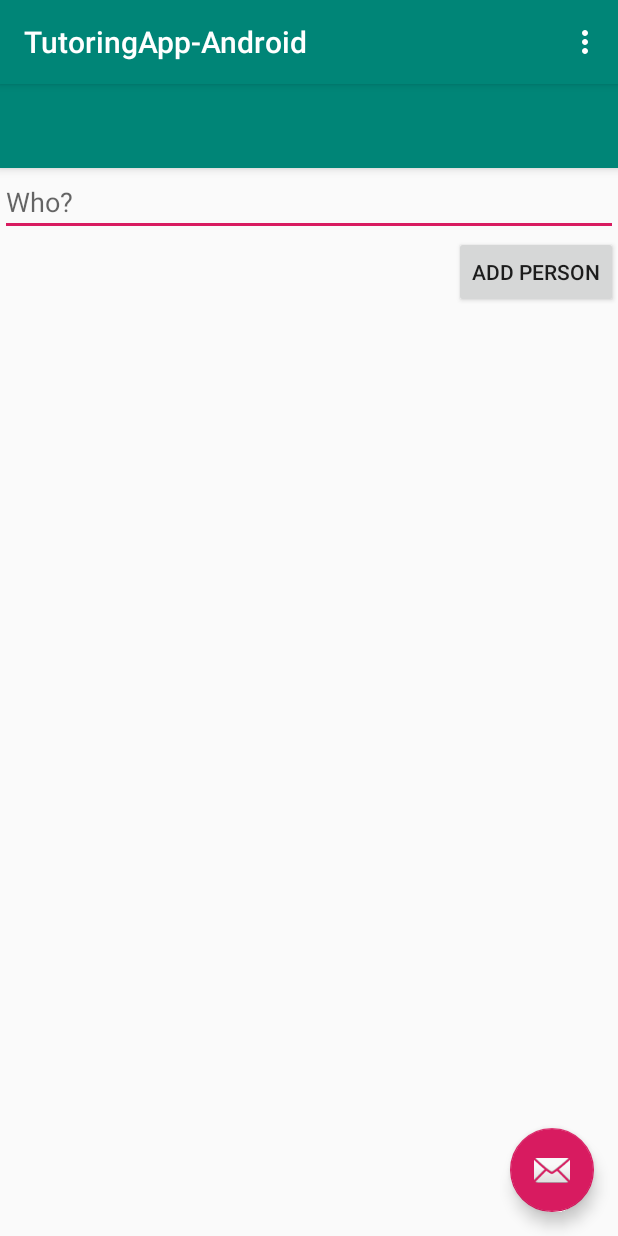
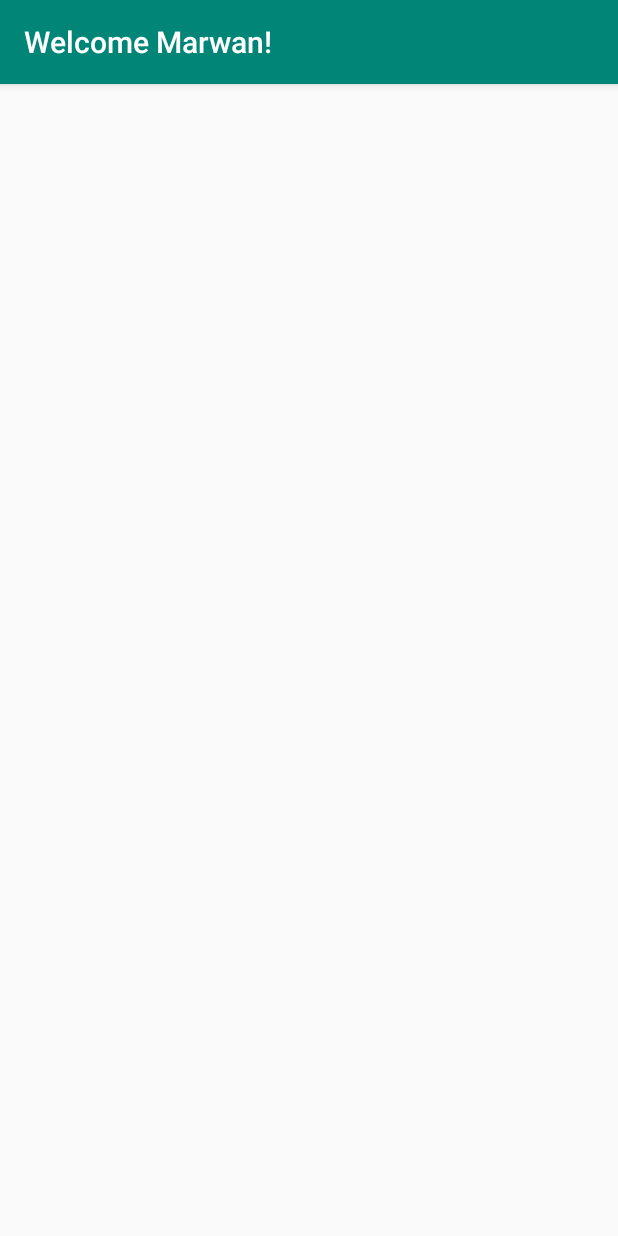
Before and after one commit to tcoza/project-group-6-copy, an Android app: the screen it shows after launch (MainActivity), after a tap on "SIGN IN", on a phone screen of 412 x 824 dp. Run offline under Robolectric (Android 15) with nearby library versions, the phone set to English and light mode, and no system bars; libraries missing offline, so code that uses them is left out: com.loopj.android, cz.msebera.android.

Commit message:
MainActivity displays 'Welcome {username}'

```diff
--- a/TutoringApp-Android/app/src/main/java/ca/mcgill/ecse321/tutoringapp/MainActivity.java
+++ b/TutoringApp-Android/app/src/main/java/ca/mcgill/ecse321/tutoringapp/MainActivity.java
@@ -10,6 +10,7 @@ import com.loopj.android.http.RequestParams;
 import androidx.appcompat.app.AppCompatActivity;
 import androidx.appcompat.widget.Toolbar;
 
+import android.util.Log;
 import android.view.View;
 import android.view.Menu;
 import android.view.MenuItem;
@@ -27,7 +28,10 @@ public class MainActivity extends AppCompatActivity {
     protected void onCreate(Bundle savedInstanceState) {
         super.onCreate(savedInstanceState);
         setContentView(R.layout.activity_main);
-        Toolbar toolbar = findViewById(R.id.toolbar);
+
+        getSupportActionBar().setTitle("Welcome " + getIntent().getStringExtra(Login.USERNAME) + "!");
+
+        /* Toolbar toolbar = findViewById(R.id.toolbar);
         setSupportActionBar(toolbar);
 
         FloatingActionButton fab = findViewById(R.id.fab);
@@ -38,9 +42,10 @@ public class MainActivity extends AppCompatActivity {
                         .setAction("Action", null).show();
             }
         });
-        refreshErrorMessage();
+        refreshErrorMessage(); */
     }
 
+    /*
     @Override
     public boolean onCreateOptionsMenu(Menu menu) {
         // Inflate the menu; this adds items to the action bar if it is present.
@@ -94,5 +99,5 @@ public class MainActivity extends AppCompatActivity {
                 refreshErrorMessage();
             }
         });
-    }
+    }*/
 }
--- a/TutoringApp-Android/app/src/main/res/layout/activity_main.xml
+++ b/TutoringApp-Android/app/src/main/res/layout/activity_main.xml
@@ -1,33 +1,7 @@
 <?xml version="1.0" encoding="utf-8"?>
-<androidx.coordinatorlayout.widget.CoordinatorLayout xmlns:android="http://schemas.android.com/apk/res/android"
+<androidx.constraintlayout.widget.ConstraintLayout xmlns:android="http://schemas.android.com/apk/res/android"
     xmlns:app="http://schemas.android.com/apk/res-auto"
     xmlns:tools="http://schemas.android.com/tools"
     android:layout_width="match_parent"
     android:layout_height="match_parent"
-    tools:context=".MainActivity">
-
-    <com.google.android.material.appbar.AppBarLayout
-        android:layout_width="match_parent"
-        android:layout_height="wrap_content"
-        android:theme="@style/AppTheme.AppBarOverlay">
-
-        <androidx.appcompat.widget.Toolbar
-            android:id="@+id/toolbar"
-            android:layout_width="match_parent"
-            android:layout_height="?attr/actionBarSize"
-            android:background="?attr/colorPrimary"
-            app:popupTheme="@style/AppTheme.PopupOverlay" />
-
-    </com.google.android.material.appbar.AppBarLayout>
-
-    <include layout="@layout/content_main" />
-
-    <com.google.android.material.floatingactionbutton.FloatingActionButton
-        android:id="@+id/fab"
-        android:layout_width="wrap_content"
-        android:layout_height="wrap_content"
-        android:layout_gravity="bottom|end"
-        android:layout_margin="@dimen/fab_margin"
-        app:srcCompat="@android:drawable/ic_dialog_email" />
-
-</androidx.coordinatorlayout.widget.CoordinatorLayout>
+    tools:context=".MainActivity" />
```
